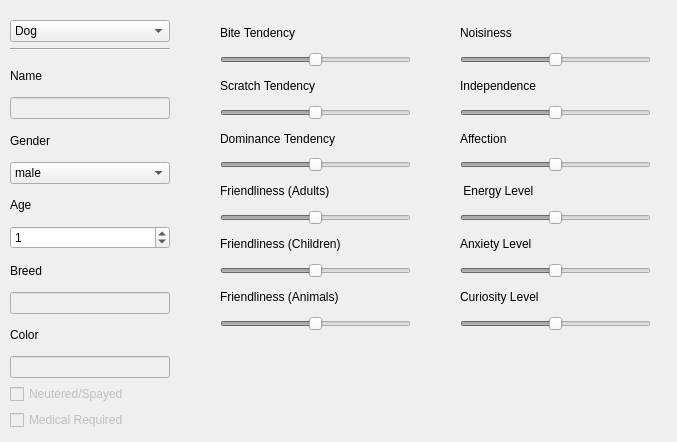
Above: app/MainWindow/AnimalDetailsModal.ui from lfroms/cuacs before the change. Below: the same form after it.
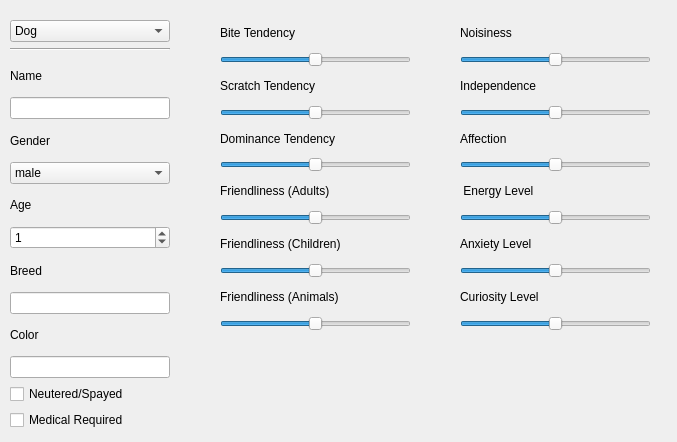
That is the form after the change.

Commit message: Make AnimalDetailsModal reusable

Patch:
```diff
--- a/app/MainWindow/AnimalDetailsModal.ui
+++ b/app/MainWindow/AnimalDetailsModal.ui
@@ -33,7 +33,7 @@
     <item>
      <widget class="QSlider" name="bite">
       <property name="enabled">
-       <bool>false</bool>
+       <bool>true</bool>
       </property>
       <property name="maximum">
        <number>10</number>
@@ -56,7 +56,7 @@
     <item>
      <widget class="QSlider" name="scratch">
       <property name="enabled">
-       <bool>false</bool>
+       <bool>true</bool>
       </property>
       <property name="maximum">
        <number>10</number>
@@ -79,7 +79,7 @@
     <item>
      <widget class="QSlider" name="assertDominance">
       <property name="enabled">
-       <bool>false</bool>
+       <bool>true</bool>
       </property>
       <property name="maximum">
        <number>10</number>
@@ -102,7 +102,7 @@
     <item>
      <widget class="QSlider" name="adultFriendliness">
       <property name="enabled">
-       <bool>false</bool>
+       <bool>true</bool>
       </property>
       <property name="maximum">
        <number>10</number>
@@ -125,7 +125,7 @@
     <item>
      <widget class="QSlider" name="childFriendliness">
       <property name="enabled">
-       <bool>false</bool>
+       <bool>true</bool>
       </property>
       <property name="maximum">
        <number>10</number>
@@ -148,7 +148,7 @@
     <item>
      <widget class="QSlider" name="animalFriendliness">
       <property name="enabled">
-       <bool>false</bool>
+       <bool>true</bool>
       </property>
       <property name="maximum">
        <number>10</number>
@@ -183,7 +183,7 @@
     <item>
      <widget class="QSlider" name="noise">
       <property name="enabled">
-       <bool>false</bool>
+       <bool>true</bool>
       </property>
       <property name="maximum">
        <number>10</number>
@@ -206,7 +206,7 @@
     <item>
      <widget class="QSlider" name="independence">
       <property name="enabled">
-       <bool>false</bool>
+       <bool>true</bool>
       </property>
       <property name="maximum">
        <number>10</number>
@@ -229,7 +229,7 @@
     <item>
      <widget class="QSlider" name="affection">
       <property name="enabled">
-       <bool>false</bool>
+       <bool>true</bool>
       </property>
       <property name="maximum">
        <number>10</number>
@@ -252,7 +252,7 @@
     <item>
      <widget class="QSlider" name="energy">
       <property name="enabled">
-       <bool>false</bool>
+       <bool>true</bool>
       </property>
       <property name="maximum">
        <number>10</number>
@@ -275,7 +275,7 @@
     <item>
      <widget class="QSlider" name="anxiety">
       <property name="enabled">
-       <bool>false</bool>
+       <bool>true</bool>
       </property>
       <property name="maximum">
        <number>10</number>
@@ -298,7 +298,7 @@
     <item>
      <widget class="QSlider" name="curiosity">
       <property name="enabled">
-       <bool>false</bool>
+       <bool>true</bool>
       </property>
       <property name="maximum">
        <number>10</number>
@@ -378,7 +378,7 @@
     <item>
      <widget class="QLineEdit" name="nameEdit">
       <property name="enabled">
-       <bool>false</bool>
+       <bool>true</bool>
       </property>
      </widget>
     </item>
@@ -427,7 +427,7 @@
     <item>
      <widget class="QLineEdit" name="breedEdit">
       <property name="enabled">
-       <bool>false</bool>
+       <bool>true</bool>
       </property>
      </widget>
     </item>
@@ -441,14 +441,14 @@
     <item>
      <widget class="QLineEdit" name="colorEdit">
       <property name="enabled">
-       <bool>false</bool>
+       <bool>true</bool>
       </property>
      </widget>
     </item>
     <item>
      <widget class="QCheckBox" name="neuteredCheckBox">
       <property name="enabled">
-       <bool>false</bool>
+       <bool>true</bool>
       </property>
       <property name="text">
        <string>Neutered/Spayed</string>
@@ -458,7 +458,7 @@
     <item>
      <widget class="QCheckBox" name="medicalCheckbox">
       <property name="enabled">
-       <bool>false</bool>
+       <bool>true</bool>
       </property>
       <property name="text">
        <string>Medical Required</string>
```
The commit also changes 3 other files.
